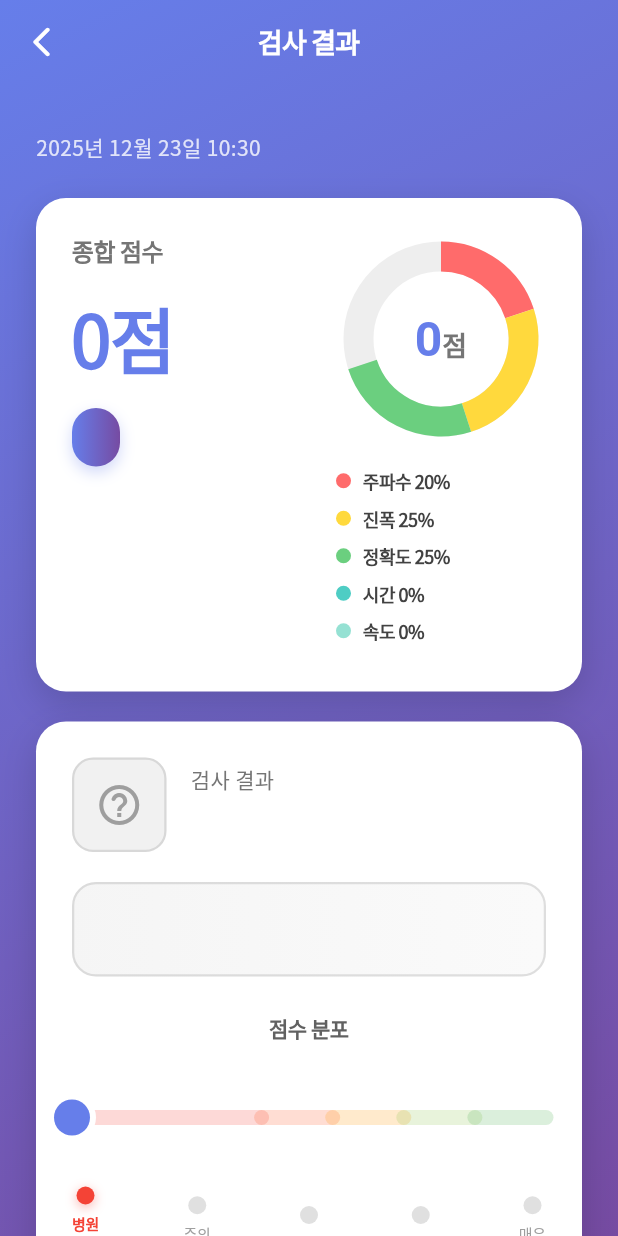
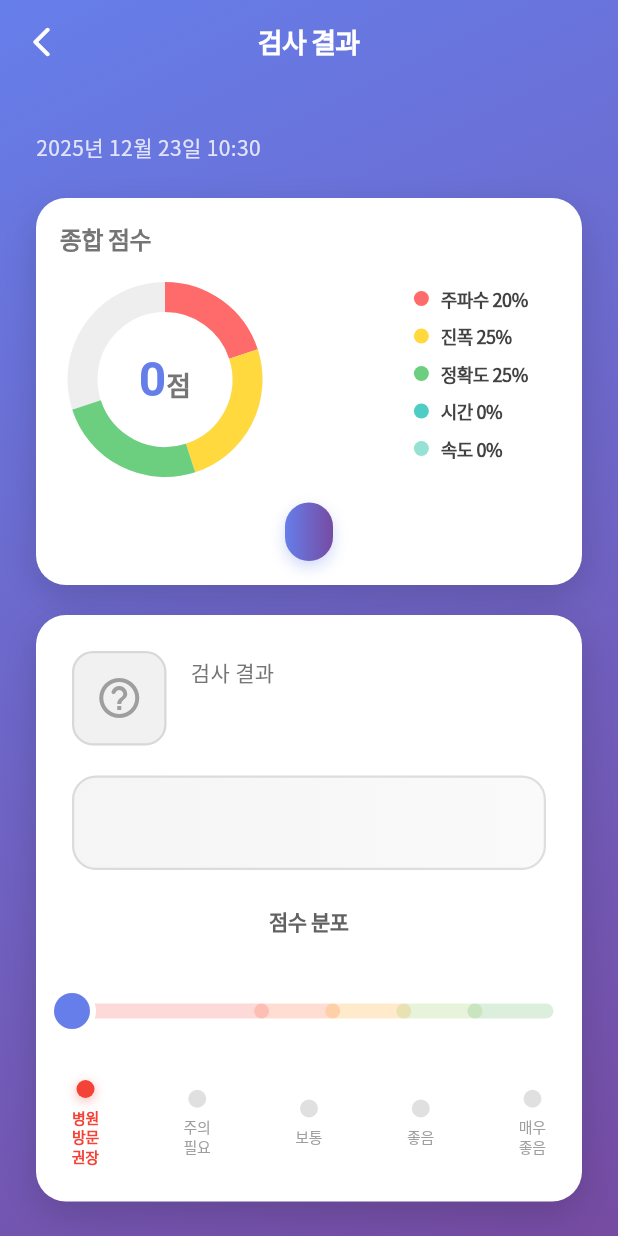
Before and after one commit to naim-kim/tremor_test_FE, a Flutter app: the ResultScreen screen opened directly with empty values, on a phone screen of 412 x 824 dp. Run offline on Flutter 3.47's test engine with Material 3 defaults, Android fonts, the phone set to English and light mode, and no system bars; our stand-ins replace flutter_dotenv, hive, hive_flutter, shared_preferences; missing offline and left inert: scidart; accounts and stored records are empty.

Commit message:
fix: aligment in score card to match

```diff
--- a/lib/screens/result_screen.dart
+++ b/lib/screens/result_screen.dart
@@ -270,7 +270,7 @@ class _SegmentedCircularScoreCard extends StatelessWidget {
     final segmentScores = _calculateSegmentScores();
 
     return Container(
-      padding: const EdgeInsets.all(24),
+      padding: const EdgeInsets.all(16),
       decoration: BoxDecoration(
         color: Colors.white,
         borderRadius: BorderRadius.circular(20),
@@ -287,7 +287,6 @@ class _SegmentedCircularScoreCard extends StatelessWidget {
           Row(
             crossAxisAlignment: CrossAxisAlignment.start,
             children: [
-              // 왼쪽: 점수 정보
               Expanded(
                 child: Column(
                   crossAxisAlignment: CrossAxisAlignment.start,
@@ -302,19 +301,36 @@ class _SegmentedCircularScoreCard extends StatelessWidget {
                       ),
                     ),
                     const SizedBox(height: 12),
-                    Text(
-                      '${result.overallScore.toStringAsFixed(0)}점',
-                      style: const TextStyle(
-                        fontSize: 48,
-                        fontWeight: FontWeight.bold,
-                        color: Color(0xFF667eea),
-                        letterSpacing: -1,
+                    Row(
+                      children: [
+                        // 세그먼트 원형 그래프
+                        SizedBox(
+                          width: 140,
+                          height: 140,
+                          child: CustomPaint(
+                            painter: _SegmentedCircularProgressPainter(
+                              segments: segmentScores,
+                              totalScore: result.overallScore,
                             ),
+                          ),
+                        ),
+                        const Spacer(),
+
+                        // 범례
+                        SizedBox(
+                          child: _ScoreLegend(segments: segmentScores),
+                        ),
+                        const SizedBox(width: 20),
+                      ],
+                    ),
+                  ],
+                ),
+              ),
+            ],
           ),
           const SizedBox(height: 12),
           Container(
-                      padding: const EdgeInsets.symmetric(
-                          horizontal: 16, vertical: 8),
+            padding: const EdgeInsets.symmetric(horizontal: 16, vertical: 8),
             decoration: BoxDecoration(
               gradient: const LinearGradient(
                 colors: [Color(0xFF667eea), Color(0xFF764ba2)],
@@ -337,37 +353,6 @@ class _SegmentedCircularScoreCard extends StatelessWidget {
                 letterSpacing: -0.3,
               ),
             ),
-                    ),
-                  ],
-                ),
-              ),
-
-              const SizedBox(width: 20),
-
-              // 오른쪽: 원형 그래프와 범례를 세로로 배치
-              Column(
-                children: [
-                  // 세그먼트 원형 그래프
-                  SizedBox(
-                    width: 140,
-                    height: 140,
-                    child: CustomPaint(
-                      painter: _SegmentedCircularProgressPainter(
-                        segments: segmentScores,
-                        totalScore: result.overallScore,
-                      ),
-                    ),
-                  ),
-                  const SizedBox(height: 16),
-
-                  // 범례
-                  SizedBox(
-                    width: 140,
-                    child: _ScoreLegend(segments: segmentScores),
-                  ),
-                ],
-              ),
-            ],
           ),
         ],
       ),
```
Lines whose indentation alone changed are shown as unchanged.
